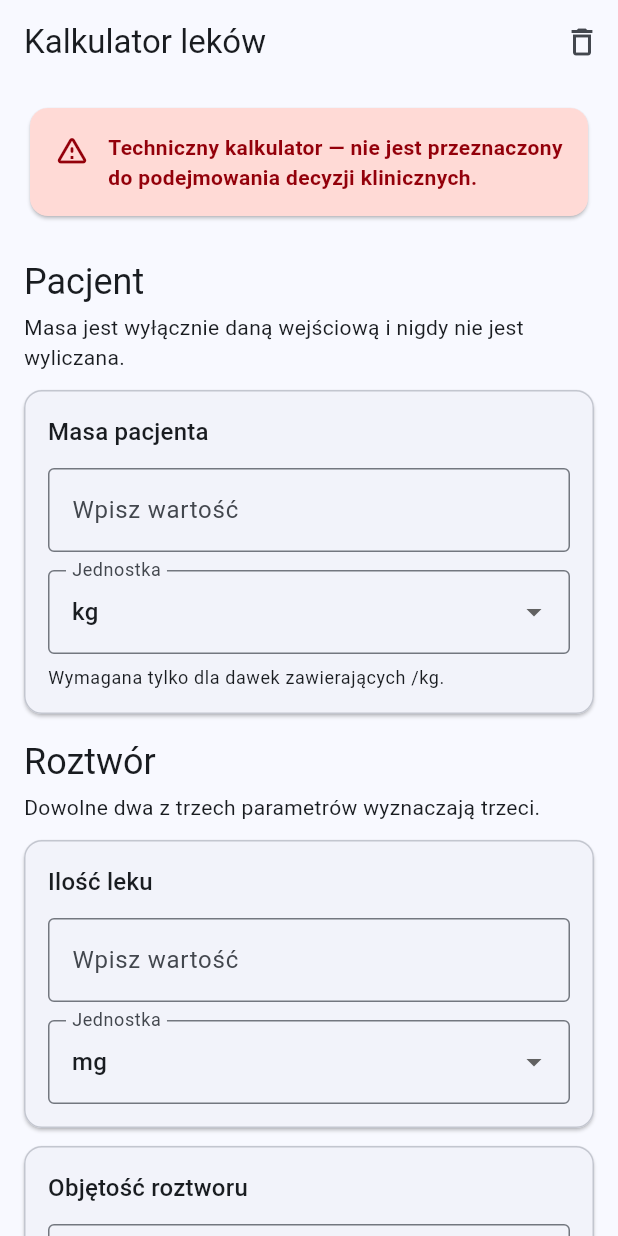
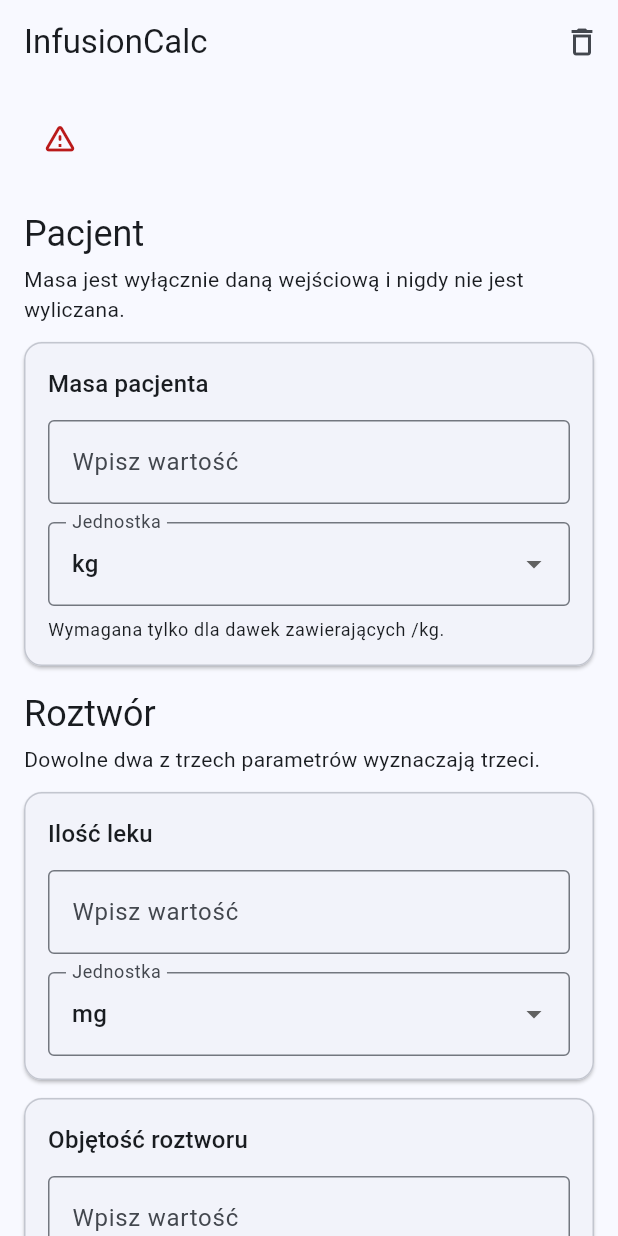
Before and after one commit to 8s4nfddmv9-lab/kalkulator-lekow, a Flutter app: the screen it shows after launch, on a phone screen of 412 x 824 dp. Run offline on Flutter 3.47's test engine with Material 3 defaults, Android fonts, the phone set to English and light mode, and no system bars; our stand-ins replace shared_preferences; missing offline and left inert: dart:js_interop.

Commit message:
fix: refine header warning and footer layout

```diff
--- a/lib/presentation/calculator/calculator_screen.dart
+++ b/lib/presentation/calculator/calculator_screen.dart
@@ -15,6 +15,7 @@ import 'package:kalkulator_lekow/domain/units/unit_catalog.dart';
 import 'package:kalkulator_lekow/domain/units/unit_conversion_exception.dart';
 import 'package:kalkulator_lekow/domain/units/unit_definition.dart';
 import 'package:kalkulator_lekow/presentation/calculator/widgets/calculation_field.dart';
+import 'package:kalkulator_lekow/presentation/common/app_footer.dart';
 import 'package:kalkulator_lekow/presentation/formatting/rational_decimal_formatter.dart';
 import 'package:kalkulator_lekow/presentation/pwa_install/pwa_install_banner.dart';
 
@@ -126,7 +127,7 @@ class _CalculatorScreenState extends State<CalculatorScreen> {
 
     return Scaffold(
       appBar: AppBar(
-        title: const Text('Kalkulator leków'),
+        title: const Text('InfusionCalc'),
         actions: <Widget>[
           IconButton(
             tooltip: 'Wyczyść wszystkie pola',
@@ -139,8 +140,8 @@ class _CalculatorScreenState extends State<CalculatorScreen> {
         child: ListView(
           padding: const EdgeInsets.fromLTRB(16, 12, 16, 32),
           children: <Widget>[
+            const _TopUtilityRow(),
             PwaInstallBanner(promptStore: widget.pwaInstallPromptStore),
-            const _TechnicalCalculatorWarning(),
             if (problemMessages.isNotEmpty) ...<Widget>[
               const SizedBox(height: 12),
               _ProblemSummary(messages: problemMessages),
@@ -232,6 +233,8 @@ class _CalculatorScreenState extends State<CalculatorScreen> {
               style: Theme.of(context).textTheme.bodySmall,
               textAlign: TextAlign.center,
             ),
+            const SizedBox(height: 24),
+            const AppFooter(key: Key('app-footer')),
           ],
         ),
       ),
@@ -796,37 +799,42 @@ class _CalculatorScreenState extends State<CalculatorScreen> {
   };
 }
 
-class _TechnicalCalculatorWarning extends StatelessWidget {
-  const _TechnicalCalculatorWarning();
+class _TopUtilityRow extends StatelessWidget {
+  const _TopUtilityRow();
+
+  static const String _warningText =
+      'Techniczny kalkulator — nie jest przeznaczony do podejmowania '
+      'decyzji klinicznych.';
 
   @override
-  Widget build(BuildContext context) => Semantics(
-    label:
-        'Ostrzeżenie: techniczny kalkulator nie jest przeznaczony do podejmowania decyzji klinicznych.',
-    child: Card(
-      color: Theme.of(context).colorScheme.errorContainer,
-      child: Padding(
-        padding: const EdgeInsets.all(16),
-        child: Row(
-          crossAxisAlignment: CrossAxisAlignment.start,
-          children: <Widget>[
-            Icon(
-              Icons.warning_amber_rounded,
-              color: Theme.of(context).colorScheme.onErrorContainer,
-            ),
-            const SizedBox(width: 12),
-            Expanded(
-              child: Text(
-                'Techniczny kalkulator — nie jest przeznaczony do podejmowania decyzji klinicznych.',
-                style: TextStyle(
-                  color: Theme.of(context).colorScheme.onErrorContainer,
-                  fontWeight: FontWeight.w600,
-                ),
-              ),
-            ),
-          ],
+  Widget build(BuildContext context) => Row(
+    key: const Key('top-utility-row'),
+    children: <Widget>[
+      IconButton(
+        key: const Key('technical-warning-button'),
+        tooltip: 'Informacja o przeznaczeniu kalkulatora',
+        onPressed: () => _showWarning(context),
+        color: Theme.of(context).colorScheme.error,
+        icon: const Icon(Icons.warning_amber_rounded),
+      ),
+      const Spacer(),
+      // The right side is intentionally reserved for future language controls.
+    ],
+  );
+
+  Future<void> _showWarning(BuildContext context) => showDialog<void>(
+    context: context,
+    builder: (BuildContext dialogContext) => AlertDialog(
+      key: const Key('technical-warning-dialog'),
+      title: const Text('Ważna informacja'),
+      content: const Text(_warningText),
+      actions: <Widget>[
+        FilledButton(
+          key: const Key('technical-warning-acknowledge-button'),
+          onPressed: () => Navigator.of(dialogContext).pop(),
+          child: const Text('Rozumiem'),
         ),
-      ),
+      ],
     ),
   );
 }
--- a/pubspec.yaml
+++ b/pubspec.yaml
@@ -1,7 +1,7 @@
 name: kalkulator_lekow
 description: Offline technical bidirectional infusion calculator for iOS, web and Android.
 publish_to: none
-version: 0.1.3-beta.1+16
+version: 0.1.3-beta.2+17
 
 environment:
   sdk: ">=3.12.0 <4.0.0"
```
Also changed, not shown: 4 other files.
